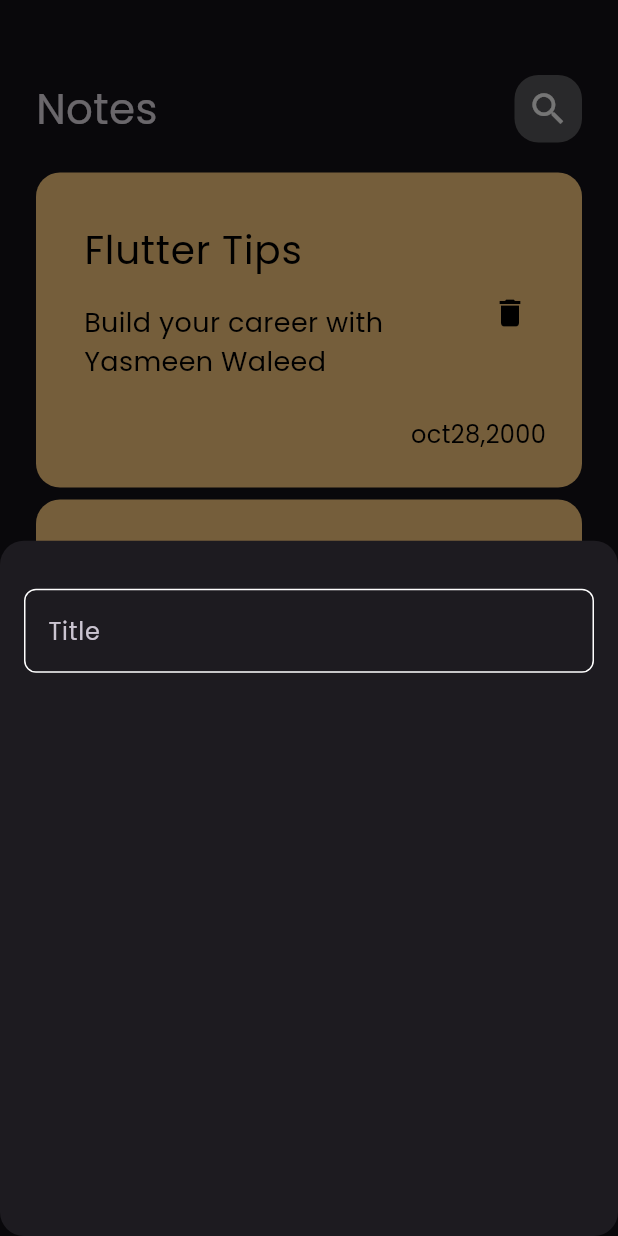
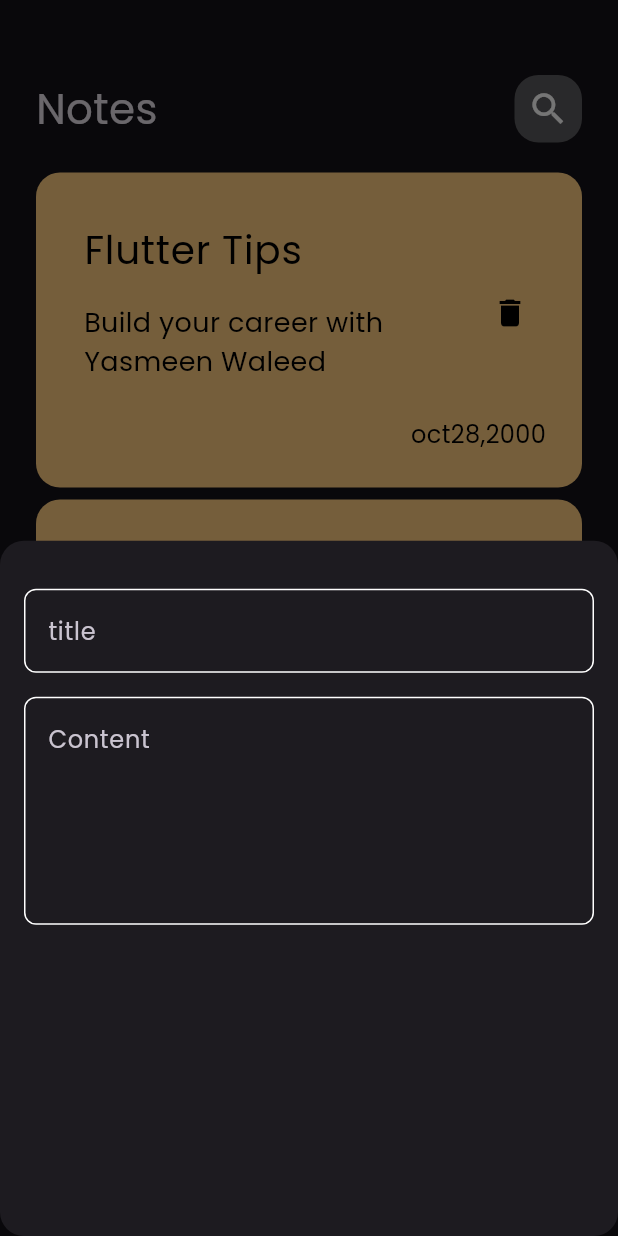
Before and after one commit to yasmeenwaleed2000/notes_app, a Flutter app: the screen it shows after launch, after a tap on the "add" icon, on a phone screen of 412 x 824 dp. Run offline on Flutter 3.47's test engine with Material 3 defaults, Android fonts, the phone set to English and light mode, and no system bars.

Commit message:
add field to button sheet

```diff
--- a/notes_app/lib/widgets/add_button_model_sheet.dart
+++ b/notes_app/lib/widgets/add_button_model_sheet.dart
@@ -11,7 +11,14 @@ class AddButtonModelSheet extends StatelessWidget {
       child: Column(
       children: [
         SizedBox(height: 32,),
-        CustomTextField(),
+        CustomTextField(
+          hint: 'title',
+        ),
+        SizedBox(height: 16,),
+         CustomTextField(
+          hint: 'Content',
+          maxLines: 5,
+        ),
       ],
       ),
     );
--- a/notes_app/lib/widgets/custom_text_field.dart
+++ b/notes_app/lib/widgets/custom_text_field.dart
@@ -2,14 +2,16 @@ import 'package:flutter/material.dart';
 import 'package:notes_app/const_variable/constants.dart';
 
 class CustomTextField extends StatelessWidget {
-  const CustomTextField({super.key});
-
+  const CustomTextField({super.key, required this.hint,  this.maxLines=1});
+final String hint;
+final int maxLines;
   @override
   Widget build(BuildContext context) {
     return  TextField(
       cursorColor:KPrimaryColor ,
+      maxLines:maxLines ,
       decoration: InputDecoration(
-        hintText: 'Title',
+        hintText:hint,
         border: buildBorder(),
         enabledBorder: buildBorder(),
         focusedBorder: buildBorder(KPrimaryColor),
```
